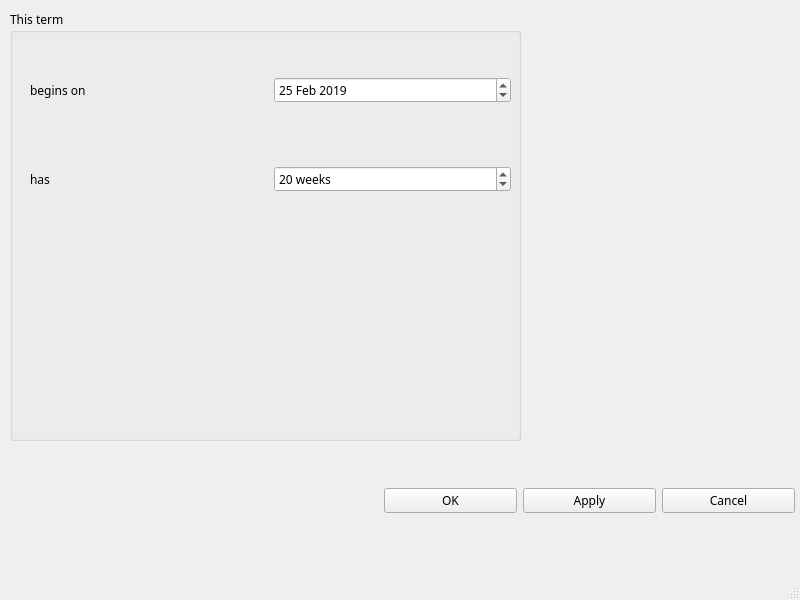
llegalhigh/StdHelper, file settingwindow.ui: the form before one commit.
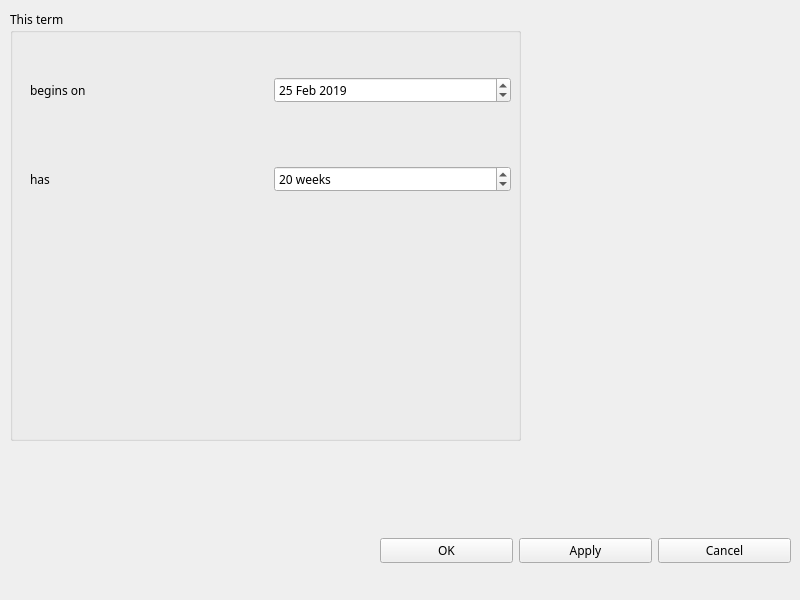
The form after the commit.

Patch:
```diff
--- a/settingwindow.ui
+++ b/settingwindow.ui
@@ -112,8 +112,8 @@
    <widget class="QWidget" name="horizontalLayoutWidget">
     <property name="geometry">
      <rect>
-      <x>384</x>
-      <y>460</y>
+      <x>380</x>
+      <y>510</y>
       <width>411</width>
       <height>81</height>
      </rect>
@@ -143,7 +143,6 @@
     </layout>
    </widget>
   </widget>
-  <widget class="QStatusBar" name="statusbar"/>
  </widget>
  <resources/>
  <connections/>
```
Left out of the diff: 7 changed lines with no effect on the pictures.
